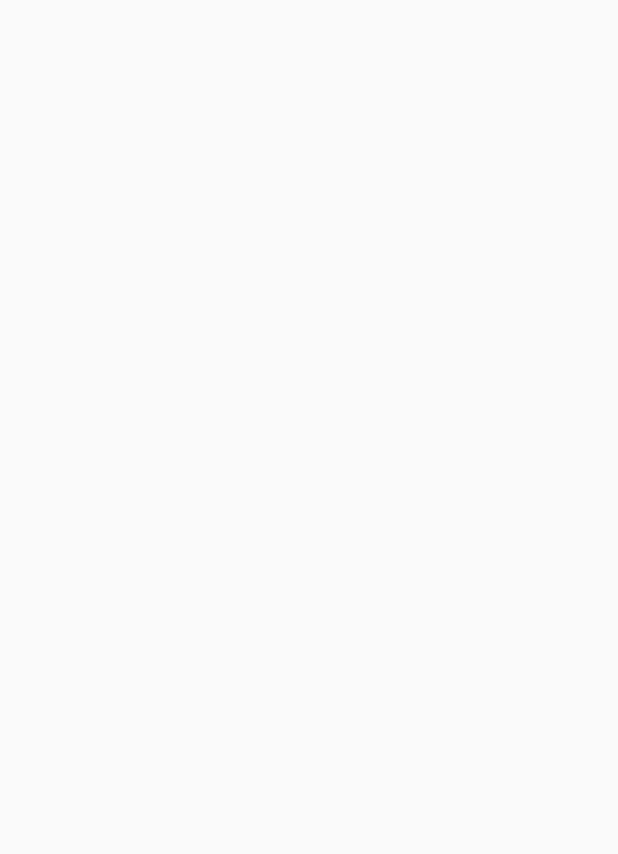
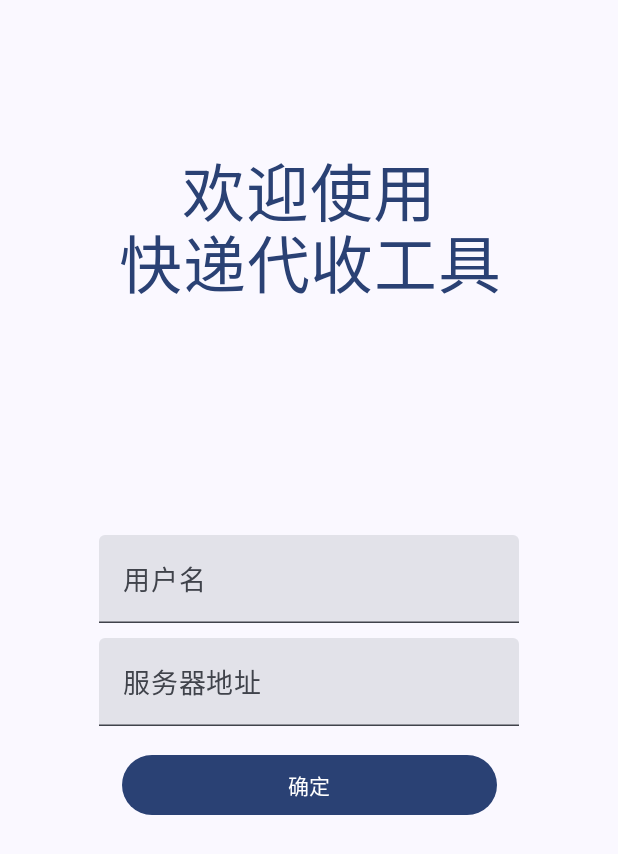
Before and after one commit to LittleArray/ExpressCollection, an Android app built with Jetpack Compose: the screen it shows after launch (MainActivity), on a phone screen of 412 x 824 dp. Before the commit the part shown is empty. Shown: the top 854 px of the screen. Run offline under Robolectric (Android 15) with nearby library versions, the phone set to English and light mode, and no system bars.

Commit message:
添加用户登录页面

```diff
--- a/app/src/main/java/top/ffshaozi/expresscollection/MainActivity.kt
+++ b/app/src/main/java/top/ffshaozi/expresscollection/MainActivity.kt
@@ -3,18 +3,14 @@ package top.ffshaozi.expresscollection
 import android.os.Bundle
 import androidx.activity.ComponentActivity
 import androidx.activity.compose.setContent
-import androidx.compose.foundation.layout.fillMaxSize
-import androidx.compose.material3.Button
-import androidx.compose.material3.MaterialTheme
-import androidx.compose.material3.Surface
-import androidx.compose.material3.Text
 import androidx.compose.runtime.Composable
-import androidx.compose.ui.Modifier
 import androidx.compose.ui.tooling.preview.Preview
 import androidx.navigation.compose.NavHost
 import androidx.navigation.compose.composable
 import androidx.navigation.compose.rememberNavController
 import top.ffshaozi.expresscollection.config.Route
+import top.ffshaozi.expresscollection.ui.screen.view.MainNavView
+import top.ffshaozi.expresscollection.ui.screen.view.UserLoginView
 import top.ffshaozi.expresscollection.ui.theme.ExpressCollectionTheme
 
 class MainActivity : ComponentActivity() {
@@ -25,10 +21,10 @@ class MainActivity : ComponentActivity() {
                 val appNavController = rememberNavController()
                 NavHost(navController = appNavController, startDestination = Route.USER_LOGIN_PAGE){
                     composable(Route.USER_LOGIN_PAGE){
-
+                        UserLoginView(appNavController)
                     }
                     composable(Route.MAIN_NAV){
-
+                        MainNavView(appNavController)
                     }
                 }
 
--- a/app/src/main/java/top/ffshaozi/expresscollection/ui/screen/view/MainNavView.kt
+++ b/app/src/main/java/top/ffshaozi/expresscollection/ui/screen/view/MainNavView.kt
@@ -2,9 +2,10 @@ package top.ffshaozi.expresscollection.ui.screen.view
 
 import androidx.compose.material3.Text
 import androidx.compose.runtime.Composable
+import androidx.navigation.NavHostController
 
 
 @Composable
-fun MainNavView (){
+fun MainNavView(appNavController: NavHostController) {
     Text(text = "主页")
 }
--- /dev/null
+++ b/app/src/main/java/top/ffshaozi/expresscollection/ui/screen/view/UserLoginView.kt
@@ -0,0 +1,90 @@
+package top.ffshaozi.expresscollection.ui.screen.view
+
+
+import android.widget.EditText
+import androidx.compose.foundation.background
+import androidx.compose.foundation.layout.*
+import androidx.compose.foundation.magnifier
+import androidx.compose.material3.*
+import androidx.compose.runtime.Composable
+import androidx.compose.runtime.LaunchedEffect
+import androidx.compose.runtime.mutableStateOf
+import androidx.compose.runtime.remember
+import androidx.compose.ui.Alignment
+import androidx.compose.ui.Modifier
+import androidx.compose.ui.text.font.FontStyle
+import androidx.compose.ui.text.style.TextAlign
+import androidx.compose.ui.tooling.preview.Preview
+import androidx.compose.ui.unit.TextUnit
+import androidx.compose.ui.unit.dp
+import androidx.compose.ui.unit.sp
+import androidx.navigation.NavHostController
+import kotlinx.coroutines.delay
+import top.ffshaozi.expresscollection.config.Route
+import top.ffshaozi.expresscollection.ui.theme.ExpressCollectionTheme
+
+
+@Composable
+fun UserLoginView(appNavController: NavHostController?=null) {
+    var username = remember {
+        mutableStateOf("")
+    }
+    var serverUrl = remember {
+        mutableStateOf("")
+    }
+    Column(modifier = Modifier
+        .fillMaxSize()
+        .background(MaterialTheme.colorScheme.background
+        ),
+        verticalArrangement = Arrangement.Top,
+        horizontalAlignment = Alignment.CenterHorizontally
+    ){
+        Text(text = "欢迎使用\n快递代收工具",
+            color = MaterialTheme.colorScheme.primary,
+            fontSize = 42.sp,
+            modifier = Modifier
+                .padding(top = 95.dp)
+                .padding(bottom = 75.dp),
+            lineHeight = 48.sp,
+            textAlign = TextAlign.Center
+        )
+
+        TextField(
+            value = username.value,
+            onValueChange = {
+                username.value = it },
+            label = {
+                Text("用户名",
+                    fontSize = 18.sp) },
+            modifier = Modifier
+                .padding(top = 75.dp)
+        )
+        TextField(
+            value = serverUrl.value,
+            onValueChange = {
+                serverUrl.value = it },
+            label = {
+                Text("服务器地址",
+                    fontSize = 18.sp) },
+            modifier = Modifier
+                .padding(top = 10.dp)
+        )
+
+        Button(
+            onClick = {/*TODO*/},
+            modifier = Modifier
+                .width(250.dp)
+                .padding(top = 15.dp)
+        ){
+            Text(text = "确定")
+        }
+
+    }
+}
+@Preview(showBackground = true)
+@Composable
+fun preview(){
+    ExpressCollectionTheme {
+        UserLoginView()
+    }
+}
```
Also changed, not shown: app/build.gradle (+13 -15 lines).
